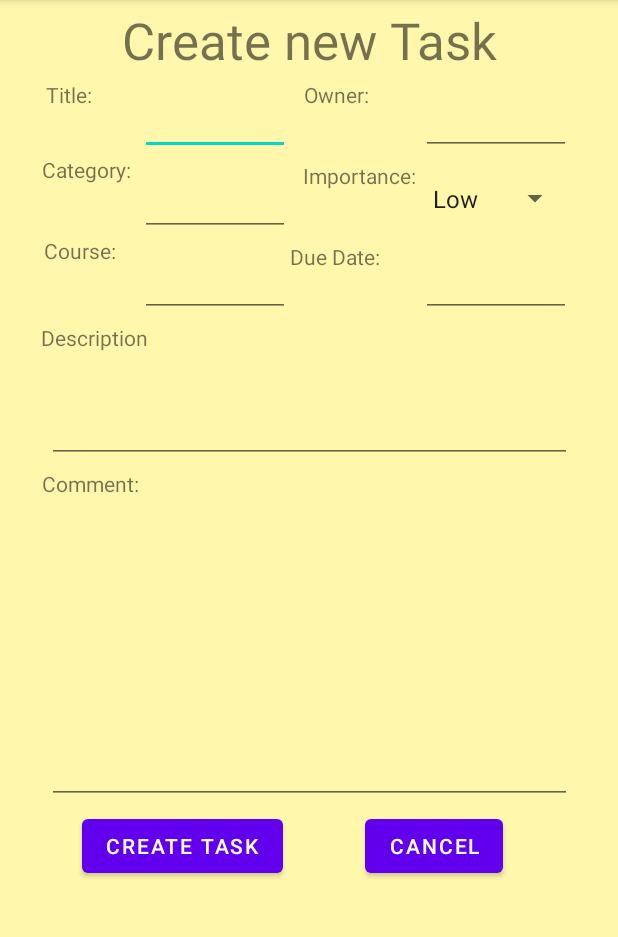
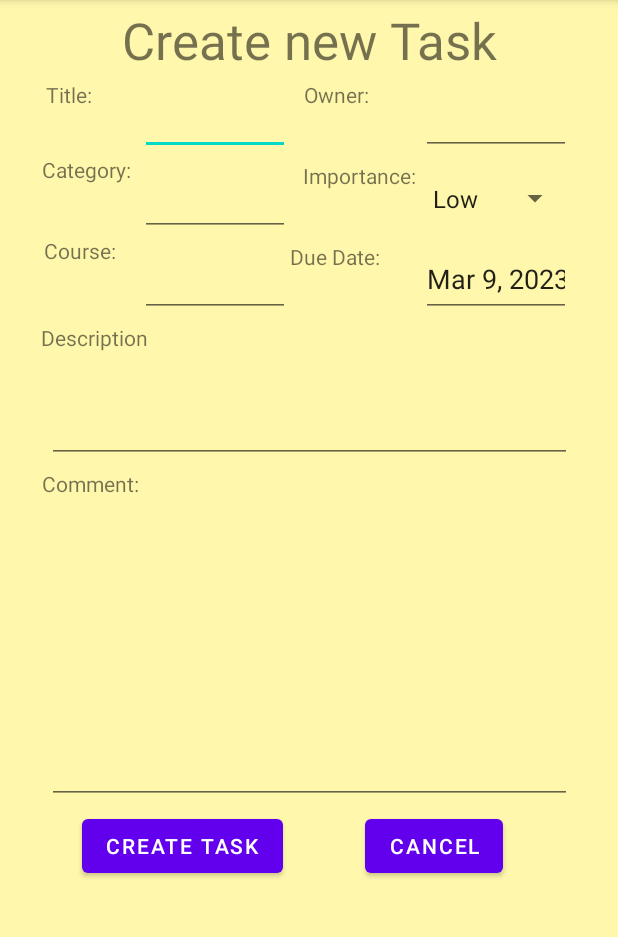
Before and after one commit to BrianTsangCa/Group6_SchoolKit, an Android app: the AddTaskActivity screen opened directly, with no data from a screen before it, on a phone screen of 412 x 824 dp, the part 84-1021 px from its top. Run offline under Robolectric (Android 15) with nearby library versions, the phone set to English and light mode, and no system bars.

Commit message:
set the due date format to date format, use calender to select the date , initially is today's date.

```diff
--- a/app/src/main/res/layout/activity_add_task.xml
+++ b/app/src/main/res/layout/activity_add_task.xml
@@ -117,18 +117,6 @@
         app:layout_constraintTop_toBottomOf="@+id/txtView_CreatePage_description" />
 
     <EditText
-        android:id="@+id/EditTxt_CreatePage_duedate"
-        android:layout_width="100dp"
-        android:layout_height="50dp"
-        android:layout_marginTop="4dp"
-        android:ems="10"
-        android:inputType="textPersonName"
-        app:layout_constraintEnd_toEndOf="parent"
-        app:layout_constraintHorizontal_bias="0.9"
-        app:layout_constraintStart_toStartOf="parent"
-        app:layout_constraintTop_toBottomOf="@+id/spinner_CreatePage_importance" />
-
-    <EditText
         android:id="@+id/EditTxt_CreatePage_category"
         android:layout_width="100dp"
         android:layout_height="50dp"
@@ -218,4 +206,16 @@
         app:layout_constraintStart_toStartOf="parent"
         app:layout_constraintTop_toBottomOf="@+id/txtView_CreatePage_Header" />
 
+    <EditText
+        android:id="@+id/EditTxt_CreatePage_duedate"
+        android:layout_width="100dp"
+        android:layout_height="50dp"
+        android:layout_marginTop="4dp"
+        android:ems="10"
+        android:inputType="date"
+        app:layout_constraintEnd_toEndOf="parent"
+        app:layout_constraintHorizontal_bias="0.9"
+        app:layout_constraintStart_toStartOf="parent"
+        app:layout_constraintTop_toBottomOf="@+id/spinner_CreatePage_importance" />
+
 </androidx.constraintlayout.widget.ConstraintLayout>
--- a/app/src/main/res/layout/activity_edit_task.xml
+++ b/app/src/main/res/layout/activity_edit_task.xml
@@ -111,9 +111,9 @@
         android:layout_height="50dp"
         android:layout_marginTop="4dp"
         android:ems="10"
-        android:inputType="textPersonName"
+        android:inputType="date"
         app:layout_constraintEnd_toEndOf="parent"
-        app:layout_constraintHorizontal_bias="0.89"
+        app:layout_constraintHorizontal_bias="0.9"
         app:layout_constraintStart_toStartOf="parent"
         app:layout_constraintTop_toBottomOf="@+id/spinner_EditPage_importance" />
 
```
Also changed, not shown: app/src/main/java/com/example/group6_schoolkit/taskCrud/AddTaskActivity.java (+33 -0 lines), app/src/main/java/com/example/group6_schoolkit/taskCrud/EditTaskActivity.java (+33 -0 lines).
